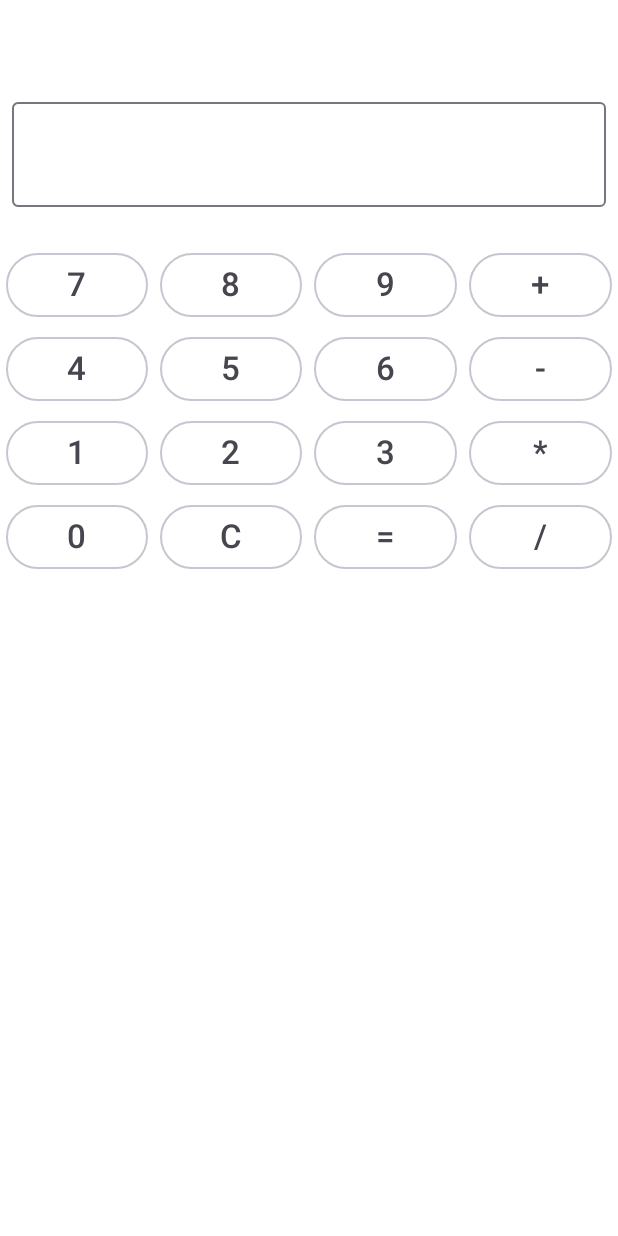
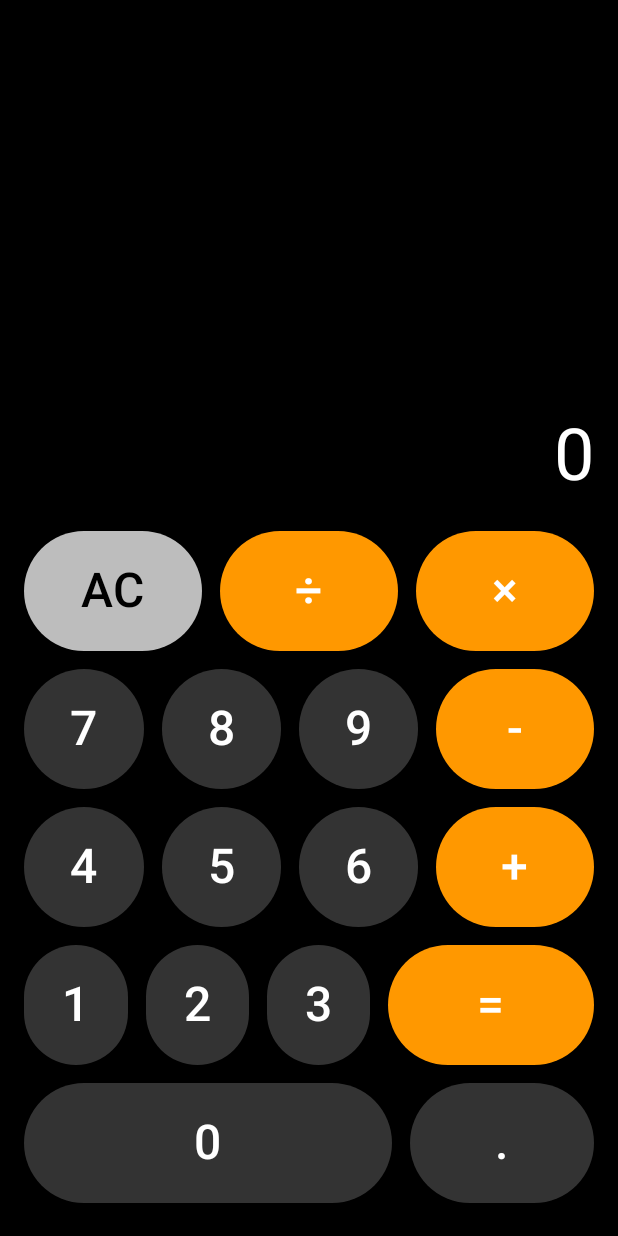
Before and after one commit to EmmanuelHR5/practicasDA, an Android app built with Jetpack Compose: the MainActivity screen opened directly, with no data from a screen before it, on a phone screen of 412 x 824 dp. Run offline under Robolectric (Android 15) with nearby library versions, the phone set to English and light mode, and no system bars.

Commit message:
Practica 1.2: modificaciones

```diff
--- a/app/src/main/java/com/example/practicas/MainActivity.kt
+++ b/app/src/main/java/com/example/practicas/MainActivity.kt
@@ -3,12 +3,18 @@ package com.example.practicas
 import android.os.Bundle
 import androidx.activity.ComponentActivity
 import androidx.activity.compose.setContent
+import androidx.compose.foundation.background
 import androidx.compose.foundation.layout.*
+import androidx.compose.foundation.shape.CircleShape
 import androidx.compose.material3.*
 import androidx.compose.runtime.*
+import androidx.compose.ui.Alignment
 import androidx.compose.ui.Modifier
+import androidx.compose.ui.graphics.Color
+import androidx.compose.ui.text.style.TextAlign
 import androidx.compose.ui.unit.dp
 import androidx.compose.ui.unit.sp
+
 
 class MainActivity : ComponentActivity() {
     override fun onCreate(savedInstanceState: Bundle?) {
@@ -19,100 +25,148 @@ class MainActivity : ComponentActivity() {
     }
 }
 
-@OptIn(ExperimentalMaterial3Api::class)
 @Composable
 fun CalculadoraApp() {
-    var display by remember { mutableStateOf("") }
+    var display by remember { mutableStateOf("0") }
     var num1 by remember { mutableStateOf<Double?>(null) }
     var operador by remember { mutableStateOf<Char?>(null) }
-    var operandoIngresado by remember { mutableStateOf(false) } // indica si ya se puso un operador
+    var operandoIngresado by remember { mutableStateOf(false) }
 
     Column(
         modifier = Modifier
             .fillMaxSize()
-            .padding(0.dp,60.dp,0.dp,0.dp),
-        verticalArrangement = Arrangement.Top
+            .background(Color.Black)
+            .padding(16.dp),
+        verticalArrangement = Arrangement.Bottom
     ) {
         // Pantalla
-        OutlinedTextField(
-            value = display,
-            onValueChange = { },
-            readOnly = true,
+        Text(
+            text = display,
+            color = Color.White,
+            fontSize = 48.sp,
             modifier = Modifier
                 .fillMaxWidth()
-                .padding(8.dp),
-            textStyle = LocalTextStyle.current.copy(fontSize = 32.sp),
-            label = null
+                .padding(bottom = 16.dp),
+            textAlign = TextAlign.End,
+            maxLines = 1
         )
 
-        Spacer(modifier = Modifier.height(16.dp))
-
-        // Botonera
-        Column {
+        // Definición de los botones de la calculadora
         val botones = listOf(
-                listOf("7", "8", "9", "+"),
-                listOf("4", "5", "6", "-"),
-                listOf("1", "2", "3", "*"),
-                listOf("0", "C", "=", "/")
+            listOf("AC", "÷", "×"), // Fila de funciones simplificada
+            listOf("7", "8", "9", "-"),
+            listOf("4", "5", "6", "+"),
+            listOf("1", "2", "3", "="),
+            listOf("0", ".")
         )
 
         botones.forEach { fila ->
             Row(
-                    modifier = Modifier.fillMaxWidth(),
-                    horizontalArrangement = Arrangement.SpaceEvenly
+                modifier = Modifier
+                    .fillMaxWidth()
+                    .padding(vertical = 6.dp),
+                horizontalArrangement = Arrangement.spacedBy(12.dp)
             ) {
                 fila.forEach { texto ->
-                        OutlinedButton(
+                    // Determina el peso del botón para el layout
+                    val weight = when (texto) {
+                        "0" -> 2f // El botón '0' ocupa el doble de espacio
+                        "1","2","3","4","5","6","7","8","9","." -> 1f
+                        "=" -> 2f
+                        else -> 1.33f // Ajuste para que 3 botones llenen el espacio de 4
+                    }
+
+                    // Asigna colores según la función del botón
+                    val colorFondo = when (texto) {
+                        "÷", "×", "-", "+", "=" -> Color(0xFFFF9800) // Naranja para operadores
+                        "AC" -> Color(0xFFBDBDBD) // Gris claro para AC
+                        else -> Color(0xFF333333) // Gris oscuro para números
+                    }
+                    val colorTexto = if (texto == "AC") Color.Black else Color.White
+
+                    BotonCalc(
+                        texto = texto,
+                        colorFondo = colorFondo,
+                        colorTexto = colorTexto,
+                        modifier = Modifier.weight(weight),
                         onClick = {
                             when (texto) {
                                 in "0".."9" -> {
-                                        display += texto
+                                    if (operandoIngresado) {
+                                        display = texto
+                                        operandoIngresado = false
+                                    } else {
+                                        if (display == "0") display = texto else display += texto
                                     }
-                                    "+", "-", "*", "/" -> {
-                                        if (!operandoIngresado && display.isNotEmpty()) {
+                                }
+                                "." -> {
+                                    if (!display.contains(".")) {
+                                        display += "."
+                                    }
+                                }
+                                "+", "-", "×", "÷" -> {
                                     num1 = display.toDoubleOrNull()
-                                            operador = texto[0]
-                                            display += " $texto "
+                                    operador = when (texto) {
+                                        "+" -> '+'
+                                        "-" -> '-'
+                                        "×" -> '*'
+                                        "÷" -> '/'
+                                        else -> null
+                                    }
                                     operandoIngresado = true
                                 }
-                                        // si ya hay un operador, no hace nada
+                                "=" -> {
+                                    if (num1 != null && operador != null && !operandoIngresado) {
+                                        val num2 = display.toDoubleOrNull()
+                                        if (num2 != null) {
+                                            val resultado = when (operador) {
+                                                '+' -> num1!! + num2
+                                                '-' -> num1!! - num2
+                                                '*' -> num1!! * num2
+                                                '/' -> if (num2 != 0.0) num1!! / num2 else Double.NaN
+                                                else -> 0.0
                                             }
-                                    "=" -> {
-                                        if (num1 != null && operador != null) {
-                                            val partes = display.split(" ")
-                                            val num2 = partes.lastOrNull()?.toDoubleOrNull()
-                                            if (num2 != null) {
-                                                display = when (operador) {
-                                                    '+' -> "${num1!! + num2}"
-                                                    '-' -> "${num1!! - num2}"
-                                                    '*' -> "${num1!! * num2}"
-                                                    '/' -> if (num2 != 0.0) "${num1!! / num2}" else "Error"
-                                                    else -> ""
+                                            display = if (resultado.isNaN()) "Error" else if (resultado % 1 == 0.0) resultado.toInt().toString() else resultado.toString()
+                                            num1 = null
+                                            operador = null
                                         }
-                                                // Reiniciamos todo para la siguiente operación
+                                    }
+                                }
+                                "AC" -> {
+                                    display = "0"
                                     num1 = null
                                     operador = null
                                     operandoIngresado = false
                                 }
                             }
                         }
-                                    "C" -> {
-                                        display = ""
-                                        num1 = null
-                                        operador = null
-                                        operandoIngresado = false
-                                    }
-                                }
-                            },
-                            modifier = Modifier
-                                .weight(1f)
-                                .padding(4.dp)
-                        ) {
-                            Text(texto, fontSize = 22.sp)
+                    )
                 }
             }
         }
     }
 }
+
+
+@Composable
+fun BotonCalc(
+    texto: String,
+    colorFondo: Color,
+    colorTexto: Color,
+    onClick: () -> Unit,
+    modifier: Modifier = Modifier
+) {
+    Button(
+        onClick = onClick,
+        colors = ButtonDefaults.buttonColors(containerColor = colorFondo),
+        shape = CircleShape,
+        modifier = modifier
+            .height(80.dp)
+    ) {
+        Text(
+            texto,
+            fontSize = 32.sp,
+            color = colorTexto
+        )
     }
 }
```
Lines whose indentation alone changed are shown as unchanged.
